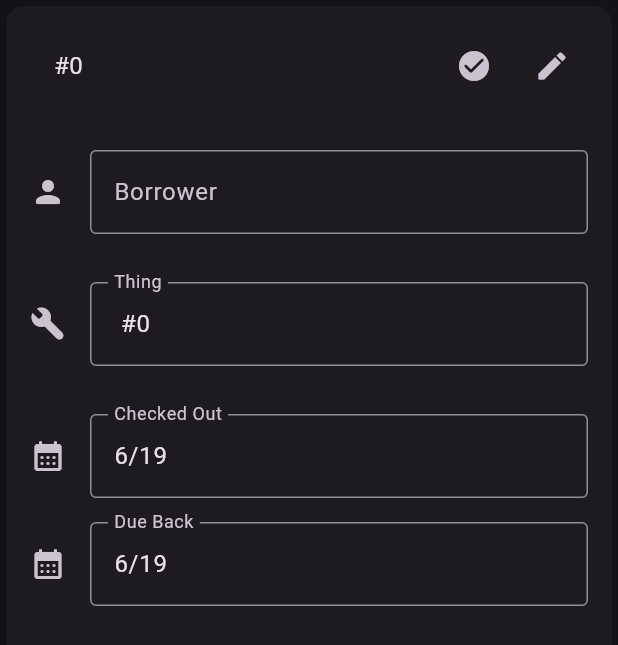
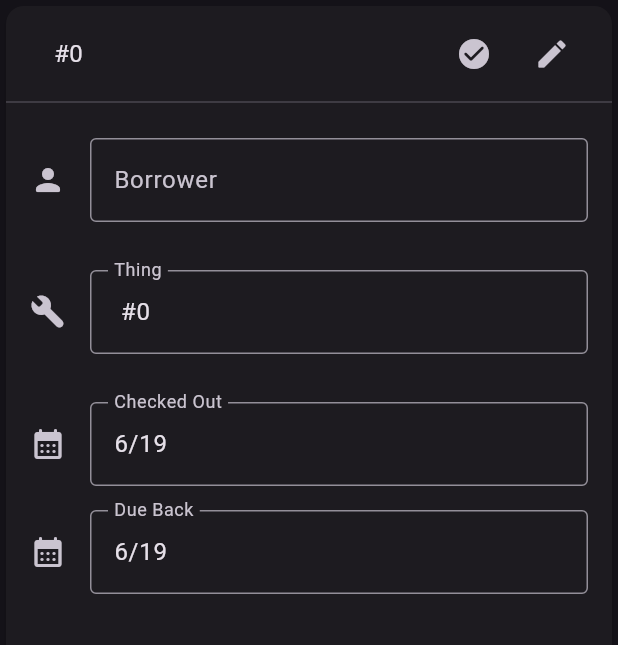
Before and after one commit to pvdthings/librarian_app, a Flutter app: the LoanDetailsPane widget shown alone on an empty page, opened directly with empty values, on a phone screen of 412 x 824 dp. Shown: the top 645 px of the screen. Run offline on Flutter 3.47's test engine with Material 2 defaults, Android fonts, the phone set to English and light mode, and no system bars; our stand-ins replace dio, supabase_flutter; accounts and stored records are empty; network calls fail.

Commit message:
Make pane headers uniform in loans desktop layout

```diff
--- a/lib/src/features/borrowers/presentation/searchable_borrowers_list.dart
+++ b/lib/src/features/borrowers/presentation/searchable_borrowers_list.dart
@@ -2,7 +2,7 @@ import 'package:flutter/material.dart';
 import 'package:librarian_app/src/features/borrowers/data/borrower_model.dart';
 import 'package:librarian_app/src/features/borrowers/presentation/connected_borrowers_list.dart';
 
-import '../../common/presentation/submit_text_field.dart';
+import '../../common/widgets/submit_text_field.dart';
 
 class SearchableBorrowersList extends StatefulWidget {
   final void Function(BorrowerModel borrower)? onTapBorrower;
--- /dev/null
+++ b/lib/src/features/common/widgets/dashboard/pane_header.dart
@@ -0,0 +1,18 @@
+import 'package:flutter/material.dart';
+
+class PaneHeader extends StatelessWidget {
+  const PaneHeader({super.key, required this.child});
+
+  final Widget child;
+
+  @override
+  Widget build(BuildContext context) {
+    return Padding(
+      padding: const EdgeInsets.only(left: 16, top: 8, right: 16),
+      child: SizedBox(
+        height: 48,
+        child: Center(child: child),
+      ),
+    );
+  }
+}
--- a/lib/src/features/loans/presentation/loan_details_pane.dart
+++ b/lib/src/features/loans/presentation/loan_details_pane.dart
@@ -1,4 +1,5 @@
 import 'package:flutter/material.dart';
+import 'package:librarian_app/src/features/common/widgets/dashboard/pane_header.dart';
 
 import '../data/loan_model.dart';
 import 'checkin_dialog.dart';
@@ -38,8 +39,7 @@ class _LoanDetailsPaneState extends State<LoanDetailsPane> {
           ? const Center(child: Text('Loan Details'))
           : Column(
               children: [
-                Padding(
-                  padding: const EdgeInsets.all(16),
+                PaneHeader(
                   child: Row(
                     mainAxisAlignment: MainAxisAlignment.spaceBetween,
                     children: [
@@ -47,9 +47,7 @@ class _LoanDetailsPaneState extends State<LoanDetailsPane> {
                         children: [
                           Text(
                             widget.loan!.thing.name!,
-                            style: const TextStyle(
-                              fontSize: 24,
-                            ),
+                            style: const TextStyle(fontSize: 24),
                           ),
                           const SizedBox(width: 16),
                           Text(
@@ -103,6 +101,7 @@ class _LoanDetailsPaneState extends State<LoanDetailsPane> {
                     ],
                   ),
                 ),
+                const Divider(),
                 Padding(
                   padding: const EdgeInsets.all(16),
                   child: LoanDetails(
--- a/lib/src/features/loans/presentation/pick_things_view.dart
+++ b/lib/src/features/loans/presentation/pick_things_view.dart
@@ -3,7 +3,7 @@ import 'package:flutter/services.dart';
 import 'package:librarian_app/src/features/loans/data/things_view_model.dart';
 import 'package:provider/provider.dart';
 
-import '../../common/presentation/submit_text_field.dart';
+import '../../common/widgets/submit_text_field.dart';
 import '../data/thing_model.dart';
 import 'thing_list_tile.dart';
 
--- a/lib/src/features/loans/presentation/searchable_loans_list.dart
+++ b/lib/src/features/loans/presentation/searchable_loans_list.dart
@@ -1,7 +1,7 @@
 import 'package:flutter/material.dart';
+import 'package:librarian_app/src/features/common/widgets/submit_text_field.dart';
 import 'package:librarian_app/src/features/loans/data/loan_model.dart';
 import 'package:librarian_app/src/features/loans/presentation/connected_loans_list.dart';
-import 'package:librarian_app/src/features/common/presentation/submit_text_field.dart';
 
 class SearchableLoansList extends StatefulWidget {
   final Function(LoanModel)? onLoanTapped;
```
Also changed, not shown: lib/src/features/loans/data/loans_view_model.dart (+14 -0 lines), lib/src/features/loans/presentation/loans_desktop_layout.dart (+45 -9 lines), lib/src/features/common/widgets/submit_text_field.dart (renamed from lib/src/features/common/presentation/submit_text_field.dart).
